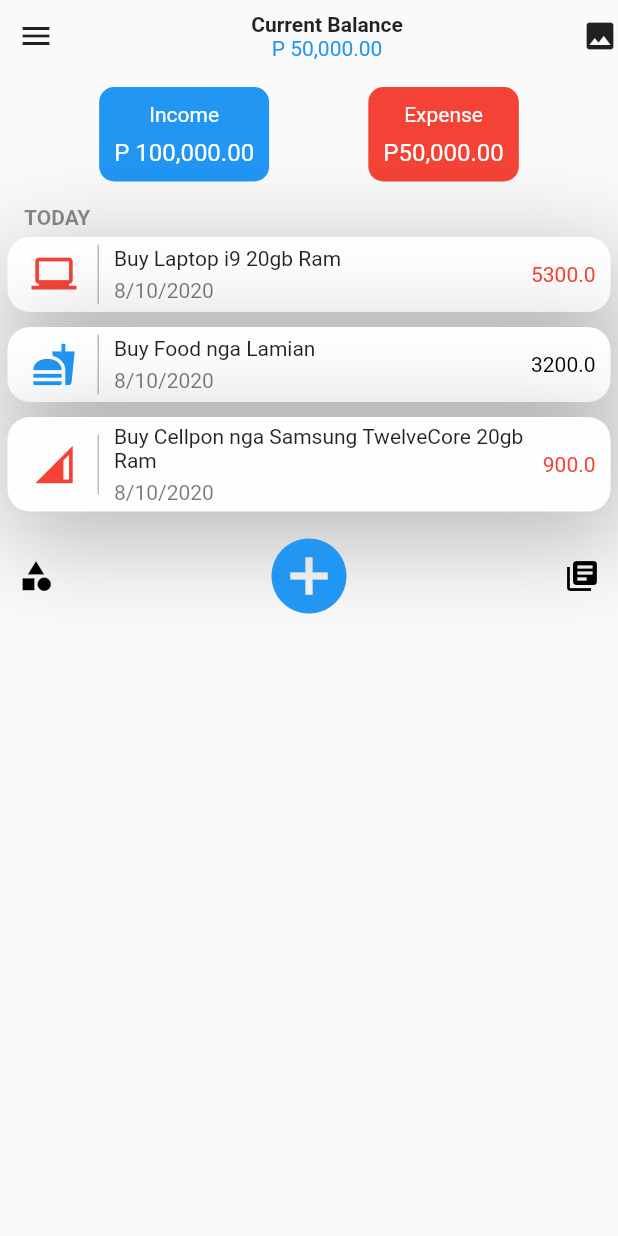
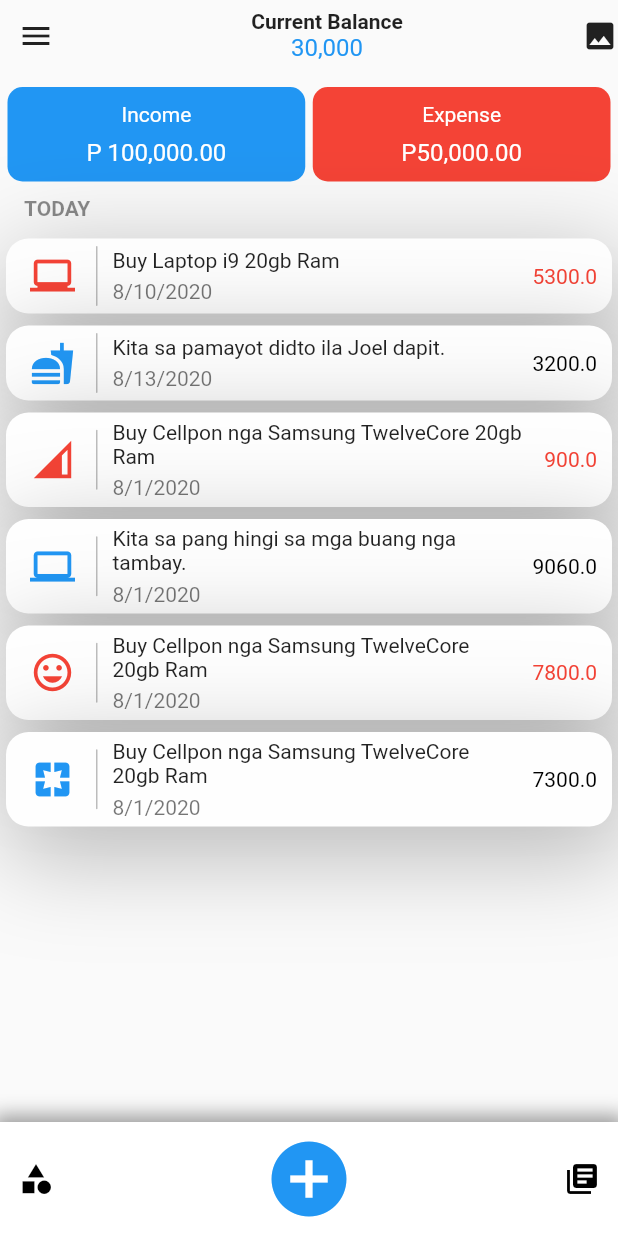
Before and after one commit to melchorlapinigjr/transaction-manager-bloc-cubit, a Flutter app: the screen it shows after launch, after a tap on the "menu" icon, on a phone screen of 412 x 824 dp. Run offline on Flutter 3.47's test engine with Material 2 defaults, Android fonts, the phone set to English and light mode, and no system bars; our stand-ins replace bloc, equatable, flutter_bloc.

Commit message:
few fixes

```diff
--- a/lib/bloc/transaction/transaction_cubit.dart
+++ b/lib/bloc/transaction/transaction_cubit.dart
@@ -21,22 +21,49 @@ class TransactionCubit extends Cubit<TransactionState>{
       icon: Icons.laptop_windows,
       ),
       Transaction(
-      name: "Buy Food nga Lamian",
+      name: "Kita sa pamayot didto ila Joel dapit.",
       description: "This is the description",
-      date: '8/10/2020',
+      date: '8/13/2020',
       amount: 3200.00,
-      category:  'Gadgets',
+      category:  'Pangkwarta',
       isExpense: false,
       icon: Icons.fastfood,
       ),
       Transaction(
       name: "Buy Cellpon nga Samsung TwelveCore 20gb Ram",
       description: "This is the description",
-      date: '8/10/2020',
+      date: '8/1/2020',
       amount: 900.00,
       category:  'Gadgets',
       isExpense: true,
       icon: Icons.network_cell
+      ),
+      Transaction(
+      name: "Kita sa pang hingi sa mga buang nga tambay.",
+      description: "This is the description",
+      date: '8/1/2020',
+      amount: 9060.00,
+      category:  'Kwarta',
+      isExpense: false,
+      icon: Icons.computer
+      ),
+      Transaction(
+      name: "Buy Cellpon nga Samsung TwelveCore 20gb Ram",
+      description: "This is the description",
+      date: '8/1/2020',
+      amount: 7800.00,
+      category:  'Gadgets',
+      isExpense: true,
+      icon: Icons.insert_emoticon
+      ),
+      Transaction(
+      name: "Buy Cellpon nga Samsung TwelveCore 20gb Ram",
+      description: "This is the description",
+      date: '8/1/2020',
+      amount: 7300.00,
+      category:  'Gadgets',
+      isExpense: false,
+      icon: Icons.pages
       )
     ];
 
--- a/lib/core/app_constant.dart
+++ /dev/null
@@ -1,7 +0,0 @@
-import 'package:flutter/material.dart';
-
-class AppColors {
-  static final Color greenColor = Color(0XFFc4de8c);
-  static final Color greenLightColor = Color(0XFFe1edc8);
-  static final Color redColor = Color(0XFFcc3e12);
-}
--- a/lib/main.dart
+++ b/lib/main.dart
@@ -1,8 +1,8 @@
-import 'package:bloc/bloc.dart';
 import 'package:flutter/material.dart';
 import 'package:flutter_bloc/flutter_bloc.dart';
 import 'package:transaction_manager/bloc/transaction/transaction_cubit.dart';
 import 'package:transaction_manager/model/transaction_model.dart';
+import 'package:transaction_manager/widgets/header_wedget.dart';
 
 void main() {
   runApp(MyApp());
@@ -30,12 +30,13 @@ class _MyAppState extends State<MyApp> {
           child: Container(
             child: Column(
               children: [
-                HeaderWidget(),
-                Expanded(
-                  child: Column(
-                    children: [
+                HeaderWidget(
+                  "Current Balance",
+                  "30,000",
+                  isHome: true,
+                ),
                 TransactionSummaryWidget(),
-                      SizedBox(height: 16.0),
+                SizedBox(height: 10.0),
                 Container(
                   margin: EdgeInsets.only(
                     left: 16,
@@ -52,7 +53,10 @@ class _MyAppState extends State<MyApp> {
                     ],
                   ),
                 ),
-                      BlocBuilder(
+                SizedBox(height: 8.0),
+                Expanded(
+                  child: Container(
+                    child: BlocBuilder(
                         cubit: transactionCubit,
                         builder: (context, TransactionState state) {
                           if (state is TransactionListLoadedState) {
@@ -71,10 +75,9 @@ class _MyAppState extends State<MyApp> {
                           return Container();
                         },
                       ),
-                      BottomButtonsWidget(),
-                    ],
                   ),
                 ),
+                BottomButtonsWidget(),
               ],
             ),
           ),
@@ -91,7 +94,18 @@ class BottomButtonsWidget extends StatelessWidget {
 
   @override
   Widget build(BuildContext context) {
-    return Row(
+    return Container(
+      decoration: BoxDecoration(
+        color: Colors.white,
+        boxShadow: [
+          BoxShadow(
+            color: Colors.black38,
+            blurRadius: 10,
+            spreadRadius: 5,
+          )
+        ],
+      ),
+      child: Row(
         mainAxisAlignment: MainAxisAlignment.spaceBetween,
         children: [
           IconButton(
@@ -114,39 +128,7 @@ class BottomButtonsWidget extends StatelessWidget {
               },
               color: Colors.black),
         ],
-    );
-  }
-}
-
-class HeaderWidget extends StatelessWidget {
-  const HeaderWidget({
-    Key key,
-  }) : super(key: key);
-
-  @override
-  Widget build(BuildContext context) {
-    return Row(
-      mainAxisAlignment: MainAxisAlignment.spaceBetween,
-      children: [
-        IconButton(
-            icon: Icon(Icons.menu),
-            onPressed: () {
-              print("pressed!");
-            }),
-        Column(
-          children: [
-            Text("Current Balance",
-                style: TextStyle(
-                  fontWeight: FontWeight.bold,
-                )),
-            Text("P 50,000.00",
-                style: TextStyle(
-                  color: Colors.blue,
-                )),
-          ],
       ),
-        Icon(Icons.image),
-      ],
     );
   }
 }
@@ -161,7 +143,9 @@ class TransactionSummaryWidget extends StatelessWidget {
     return Row(
       mainAxisAlignment: MainAxisAlignment.spaceEvenly,
       children: [
-        Container(
+        SizedBox(width: 5,),
+        Expanded(
+          child: Container(
             margin: EdgeInsets.only(
               top: 10,
             ),
@@ -197,7 +181,10 @@ class TransactionSummaryWidget extends StatelessWidget {
               ],
             ),
           ),
-        Container(
+        ),
+        SizedBox(width: 5,),
+        Expanded(
+          child: Container(
             margin: EdgeInsets.only(
               top: 10,
             ),
@@ -233,6 +220,8 @@ class TransactionSummaryWidget extends StatelessWidget {
               ],
             ),
           ),
+        ),
+        SizedBox(width: 5,),
       ],
     );
   }
@@ -250,7 +239,7 @@ class TransactionListWidget extends StatelessWidget {
         top: 5,
         bottom: 5,
       ),
-      margin: EdgeInsets.all(5.0),
+      margin: EdgeInsets.all(4.0),
       decoration: BoxDecoration(
         borderRadius: BorderRadius.circular(15.0),
         color: Color(0xFFFEFEFE),
--- /dev/null
+++ b/lib/widgets/header_wedget.dart
@@ -0,0 +1,38 @@
+import 'package:flutter/material.dart';
+
+class HeaderWidget extends StatelessWidget {
+  const HeaderWidget(this.title, this.currentBalance,{this.isHome,
+    Key key,
+  }) : super(key: key);
+  final String title;
+  final bool isHome;
+  final String currentBalance;
+
+  @override
+  Widget build(BuildContext context) {
+    return Row(
+      mainAxisAlignment: MainAxisAlignment.spaceBetween,
+      children: [
+        IconButton(
+            icon: Icon(Icons.menu),
+            onPressed: () {
+              print("pressed!");
+            }),
+        Column(
+          children: [
+            Text(title,
+                style: TextStyle(
+                  fontWeight: FontWeight.bold,
+                )),
+            isHome ? Text(currentBalance,
+                style: TextStyle(
+                  fontSize: 16.0,
+                  color: Colors.blue,
+                )) : null ,
+          ],
+        ),
+        Icon(Icons.image),
+      ],
+    );
+  }
+}
```
Lines whose indentation alone changed are shown as unchanged.
